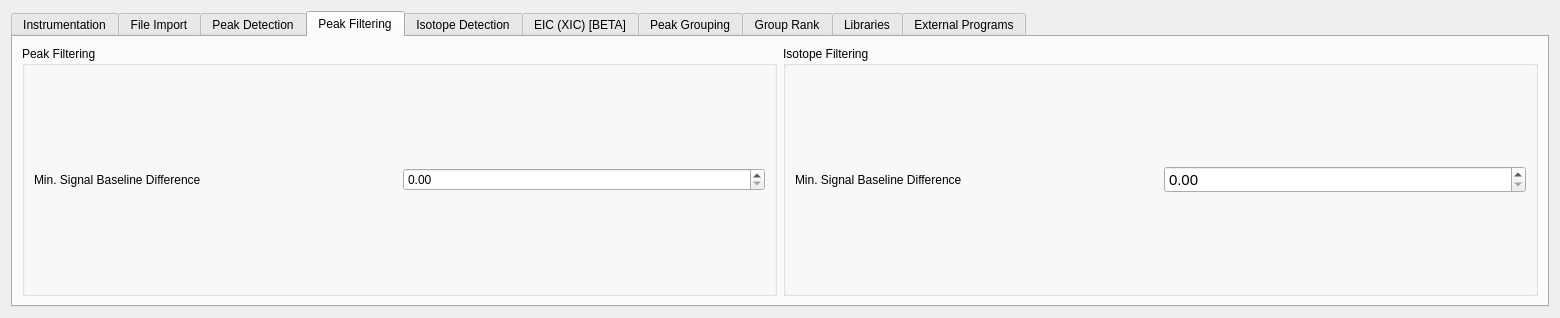
Qt form src/gui/mzroll/forms/settingsform.ui (ElucidataInc/ElMaven) before a commit.
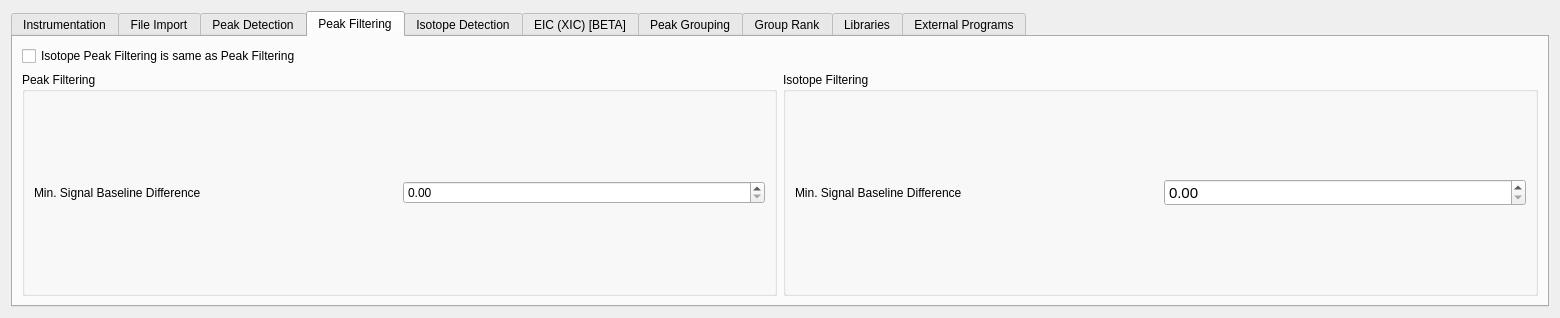
The same form after that commit. The open tabs and pages were chosen to show the change. Icons and pictures are not drawn.

Commit message:
UI: Add checkbox to make isotopic filtering same as peak filtering #516
Added option to make isotopic peak filtering parameters equal to peak
filtering

Issue: #516

The edit to the form file:
```diff
--- a/src/gui/mzroll/forms/settingsform.ui
+++ b/src/gui/mzroll/forms/settingsform.ui
@@ -483,9 +483,22 @@
       <attribute name="title">
        <string>Peak Filtering</string>
       </attribute>
-      <layout class="QHBoxLayout" name="horizontalLayout_4">
-       <item>
-        <widget class="QGroupBox" name="groupBox_9">
+      <layout class="QGridLayout" name="gridLayout_7">
+       <item row="0" column="0">
+        <widget class="QCheckBox" name="isIsotopeEqualPeakFilter">
+         <property name="text">
+          <string>Isotope Peak Filtering is same as Peak Filtering</string>
+         </property>
+        </widget>
+       </item>
+       <item row="1" column="0">
+        <widget class="QGroupBox" name="peakFilteringGroupBox">
+         <property name="sizePolicy">
+          <sizepolicy hsizetype="Preferred" vsizetype="Preferred">
+           <horstretch>0</horstretch>
+           <verstretch>0</verstretch>
+          </sizepolicy>
+         </property>
          <property name="title">
           <string>Peak Filtering</string>
          </property>
@@ -507,8 +520,14 @@
          </layout>
         </widget>
        </item>
-       <item>
-        <widget class="QGroupBox" name="groupBox_10">
+       <item row="1" column="1">
+        <widget class="QGroupBox" name="isotopeFilteringGroupBox">
+         <property name="sizePolicy">
+          <sizepolicy hsizetype="Preferred" vsizetype="Preferred">
+           <horstretch>0</horstretch>
+           <verstretch>0</verstretch>
+          </sizepolicy>
+         </property>
          <property name="title">
           <string>Isotope Filtering</string>
          </property>
```
Left out of the diff: 19 changed lines with no effect on the pictures. The commit also changes 6 other files.
